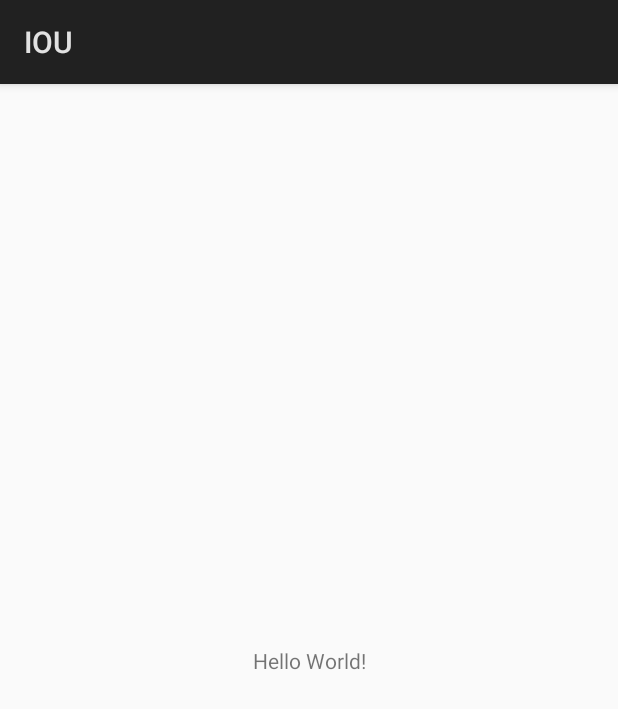
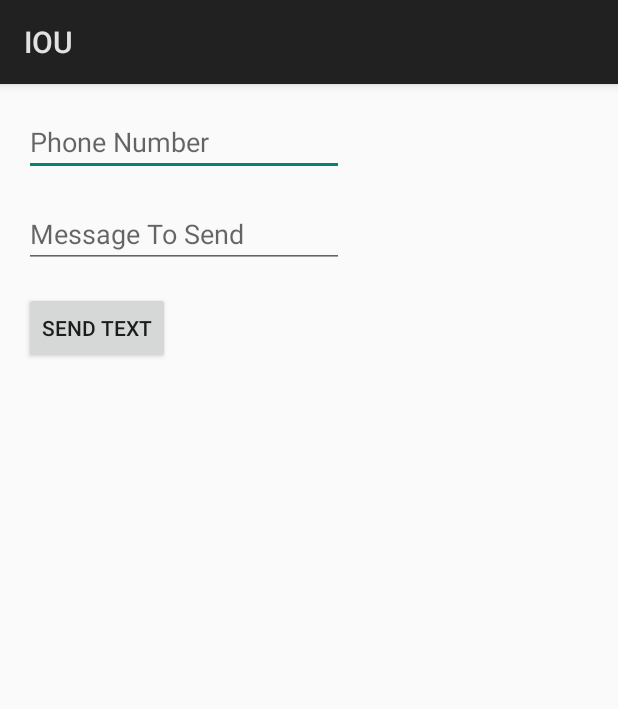
Before and after one commit to MarsHillUniversityCS/IOU, an Android app: the screen it shows after launch (IOUMain), on a phone screen of 412 x 824 dp. Shown: the top 709 px of the screen. Run offline under Robolectric (Android 15) with nearby library versions, the phone set to English and light mode, and no system bars.

Commit message:
This adds an SMSUtils.class to the project as well as has a sendText() method in the main.  This method can be attached to a button as an onclick currently.

```diff
--- a/app/build.gradle
+++ b/app/build.gradle
@@ -21,6 +21,7 @@ android {
 dependencies {
     implementation fileTree(dir: 'libs', include: ['*.jar'])
     implementation 'com.android.support.constraint:constraint-layout:1.0.2'
+    implementation 'com.android.support:appcompat-v7:26.1.0'
     testImplementation 'junit:junit:4.12'
     androidTestImplementation 'com.android.support.test:runner:1.0.1'
     androidTestImplementation 'com.android.support.test.espresso:espresso-core:3.0.1'
--- a/app/src/main/AndroidManifest.xml
+++ b/app/src/main/AndroidManifest.xml
@@ -1,6 +1,10 @@
 <?xml version="1.0" encoding="utf-8"?>
 <manifest xmlns:android="http://schemas.android.com/apk/res/android"
     package="cs421.cs.mhu.edu.iou">
+
+    <uses-permission android:name="android.permission.READ_SMS" />
+    <uses-permission android:name="android.permission.SEND_SMS" />
+    <uses-permission android:name="android.permission.RECEIVE_SMS" />
 
     <application
         android:allowBackup="true"
--- a/app/src/main/res/layout/activity_ioumain.xml
+++ b/app/src/main/res/layout/activity_ioumain.xml
@@ -6,13 +6,39 @@
     android:layout_height="match_parent"
     tools:context="cs421.cs.mhu.edu.iou.IOUMain">
 
-    <TextView
+    <Button
+        android:id="@+id/button"
         android:layout_width="wrap_content"
         android:layout_height="wrap_content"
-        android:text="Hello World!"
-        app:layout_constraintBottom_toBottomOf="parent"
-        app:layout_constraintLeft_toLeftOf="parent"
-        app:layout_constraintRight_toRightOf="parent"
+        android:layout_marginStart="16dp"
+        android:layout_marginTop="16dp"
+        android:onClick="sendText"
+        android:text="@string/buttonText"
+        app:layout_constraintStart_toStartOf="parent"
+        app:layout_constraintTop_toBottomOf="@+id/editTextMessage" />
+
+    <EditText
+        android:id="@+id/editTextNumber"
+        android:layout_width="wrap_content"
+        android:layout_height="wrap_content"
+        android:layout_marginStart="16dp"
+        android:layout_marginTop="16dp"
+        android:ems="10"
+        android:hint="@string/textPhoneNumber"
+        android:inputType="phone"
+        app:layout_constraintStart_toStartOf="parent"
         app:layout_constraintTop_toTopOf="parent" />
 
+    <EditText
+        android:id="@+id/editTextMessage"
+        android:layout_width="wrap_content"
+        android:layout_height="wrap_content"
+        android:layout_marginStart="16dp"
+        android:layout_marginTop="16dp"
+        android:ems="10"
+        android:hint="@string/textMessage"
+        android:inputType="textMultiLine"
+        app:layout_constraintStart_toStartOf="parent"
+        app:layout_constraintTop_toBottomOf="@+id/editTextNumber" />
+
 </android.support.constraint.ConstraintLayout>
--- a/app/src/main/res/values/strings.xml
+++ b/app/src/main/res/values/strings.xml
@@ -1,3 +1,6 @@
 <resources>
     <string name="app_name">IOU</string>
+    <string name="buttonText">Send Text</string>
+    <string name="textPhoneNumber">Phone Number</string>
+    <string name="textMessage">Message To Send</string>
 </resources>
```
Also changed, not shown: app/src/main/java/cs421/cs/mhu/edu/iou/IOUMain.java (+20 -0 lines), app/src/main/java/cs421/cs/mhu/edu/iou/SMSUtils.java (added, +75 -0 lines).
